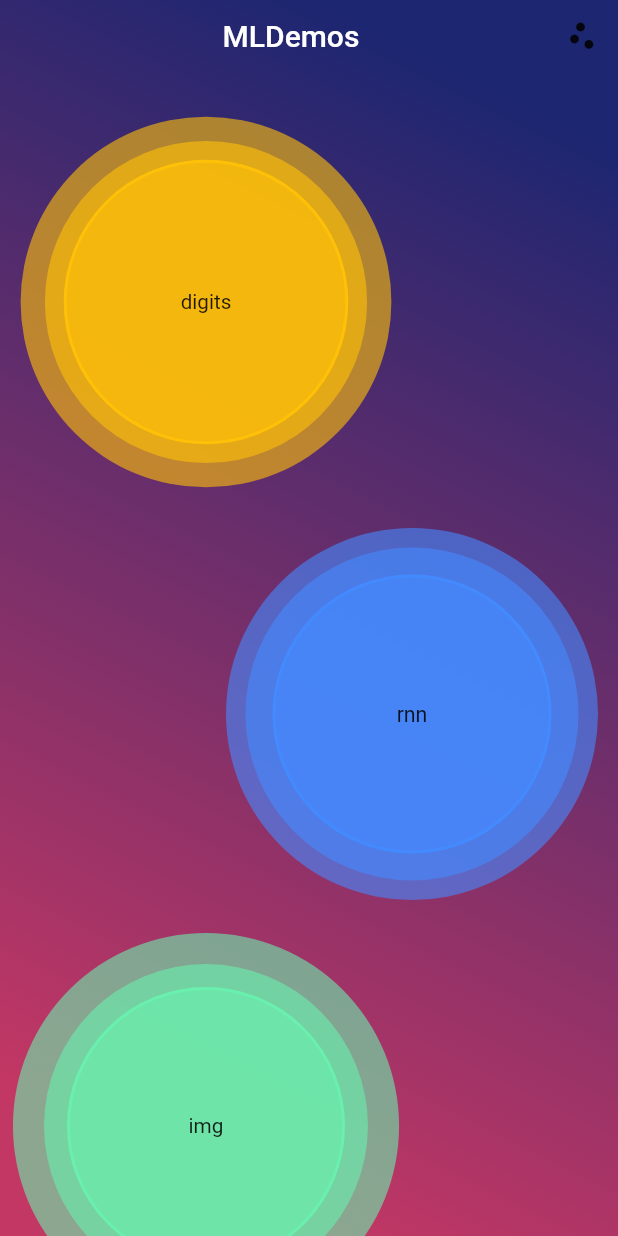
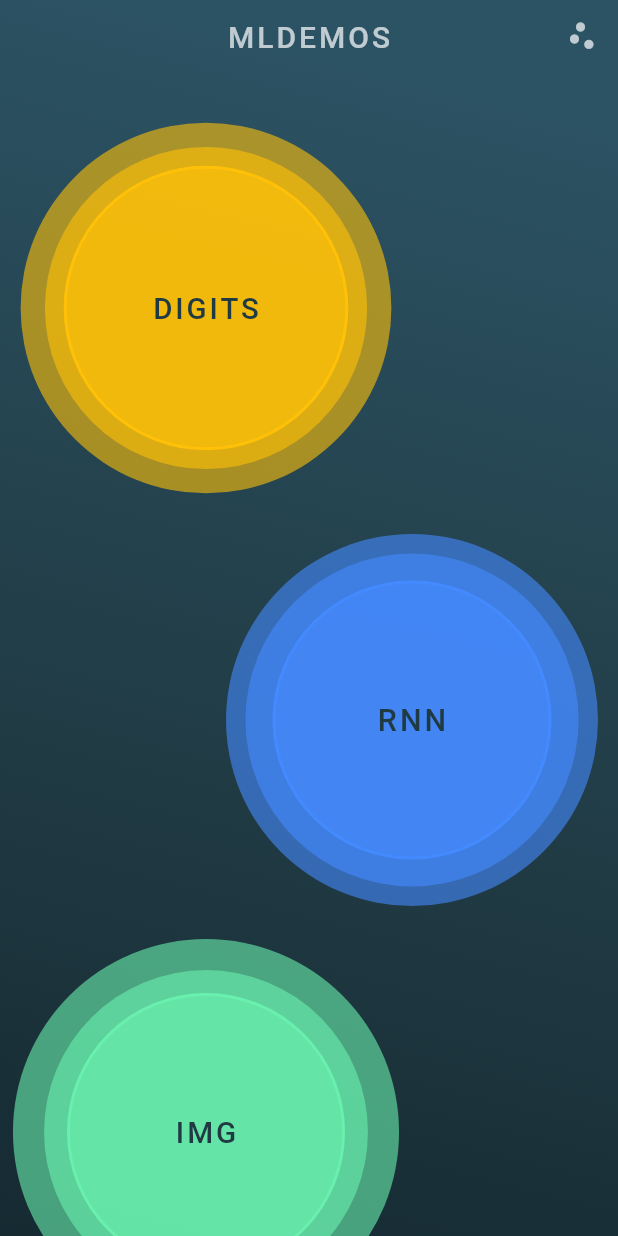
Before and after one commit to Eternali/mldemos, a Flutter app: the screen it shows after launch, on a phone screen of 412 x 824 dp. Run offline on Flutter 3.47's test engine with Material 2 defaults, Android fonts, the phone set to English and light mode, and no system bars; our stand-ins replace flutter_redux, redux.

```diff
--- a/lib/presentation/demo_button.dart
+++ b/lib/presentation/demo_button.dart
@@ -93,7 +93,11 @@ class DemoButtonState extends State<DemoButton> with SingleTickerProviderStateMi
                 color: (widget.color ?? theme.primaryColor).withOpacity(0.6),
               ),
               child: Text(
-                widget.title
+                widget.title.toUpperCase(),
+                style: theme.accentTextTheme.title.copyWith(
+                  color: Color(0xFF203A43),
+                  letterSpacing: 2.0,
+                ),
               ),
             ),
           ),
--- a/lib/presentation/home_screen.dart
+++ b/lib/presentation/home_screen.dart
@@ -37,7 +37,7 @@ class HomeScreenState extends State<HomeScreen> with SingleTickerProviderStateMi
   @override
   void initState() {
     super.initState();
-    _controller = AnimationController(duration: Duration(seconds: 5), vsync: this);
+    _controller = AnimationController(duration: Duration(seconds: 20), vsync: this);
     animation = CurvedAnimation(parent: _controller, curve: Curves.ease)
       ..addListener(() {
         setState(() {  });
@@ -61,26 +61,35 @@ class HomeScreenState extends State<HomeScreen> with SingleTickerProviderStateMi
     final ThemeData theme = Theme.of(context);
     final baseButtons = demos.values.map((demo) => demo.button).toList();
     final buttonIdxs = List.generate(baseButtons.length, (b) => b);
+    final screenSize = MediaQuery.of(context).size;
 
     return ActiveActivity(
       builder: (BuildContext context, String activeRoute) {
         return Scaffold(
           body: Stack(
             children: <Widget>[
-              Container(
+              Positioned(
+                left: 0.0,
+                top: -screenSize.height + (animation.value * screenSize.height),
+                width: screenSize.width,
+                height: screenSize.height * 2,
+                child: Container(
                   decoration: BoxDecoration(
-                  gradient: new LinearGradient(
+                    gradient: LinearGradient(
                       begin: Alignment.topRight,
                       end: Alignment.bottomLeft,
-                    stops: [0.1, 0.9],
+                      stops: [0.2, 0.5, 0.8],
                       colors: [
-                      Color(0xFF1D2671),
-                      Color(0xFFC33764),
+                        Color(0xFF2C5364),
+                        Color(0xFF203A43),
+                        Color(0xFF0F2027),
                       ],
                     ),
                   ),
-                child: StaggeredGridView.count(
-                  padding: EdgeInsets.only(top: 64.0),
+                ),
+              ),
+              StaggeredGridView.count(
+                padding: EdgeInsets.only(top: 68.0),
                 primary: false,
                 crossAxisCount: 3,
                 children: buttonIdxs.map((b) => [
@@ -95,21 +104,30 @@ class HomeScreenState extends State<HomeScreen> with SingleTickerProviderStateMi
                   return b % 2 == 0 ? spacers.reversed : spacers;
                 }).expand((s) => s).toList(),
               ),
-              ),
               SafeArea(
-                child: Row(
+                child: Stack(
+                  children: <Widget>[
+                    Row(
                       mainAxisAlignment: MainAxisAlignment.center,
                       children: <Widget>[
-                    Icon(IconData(0)),
-                    Expanded(
+                        Container(
+                          padding: EdgeInsets.symmetric(vertical: 13.0),
                           child: Text(
-                        widget.title ?? locales.appTitle,
+                            (widget.title ?? locales.appTitle).toUpperCase(),
                             textAlign: TextAlign.center,
-                        style: theme.textTheme.title.copyWith(color: Colors.white)
+                            style: theme.textTheme.title.copyWith(
+                              color: Colors.white70,
+                              letterSpacing: 2.0
                             ),
                           ),
+                        ),
+                      ],
+                    ),
+                    Row(
+                      mainAxisAlignment: MainAxisAlignment.end,
+                      children: <Widget>[
                         PopupMenuButton<MenuChoice>(
-                      icon: Icon(Icons.scatter_plot),
+                          icon: Icon(Icons.scatter_plot, color: Colors.white70),
                           onSelected: (MenuChoice choice) {
                             Navigator.of(context).pushNamed(choice.route);
                           },
@@ -128,39 +146,9 @@ class HomeScreenState extends State<HomeScreen> with SingleTickerProviderStateMi
                         ),
                       ],
                     ),
+                  ],
                 ),
-              // AppBar(
-              //   backgroundColor: Colors.transparent,
-              //   iconTheme: theme.iconTheme.copyWith(color: Colors.white),
-              //   elevation: 0.0,
-              //   centerTitle: true,
-              //   title: Text(
-              //     widget.title ?? locales.appTitle,
-              //     style: TextStyle(
-              //       color: Colors.white,
-              //     ),
-              //   ),
-              //   actions: <Widget>[
-              //     PopupMenuButton<MenuChoice>(
-              //       icon: Icon(Icons.scatter_plot),
-              //       onSelected: (MenuChoice choice) {
-              //         Navigator.of(context).pushNamed(choice.route);
-              //       },
-              //       itemBuilder: (BuildContext context) => widget.overflow.map(
-              //         (MenuChoice choice) => PopupMenuItem<MenuChoice>(
-              //           value: choice,
-              //           child: Row(
-              //             children: <Widget>[
-              //               Icon(choice.icon),
-              //               Padding(padding: const EdgeInsets.symmetric(horizontal: 8.0)),
-              //               Text(choice.title),
-              //             ],
-              //           ),
-              //         )
-              //       ).toList(),
-              //     ),
-              //   ],
-              // ),
+              ),
             ]
           ),
         );
```
Lines whose indentation alone changed are shown as unchanged.
